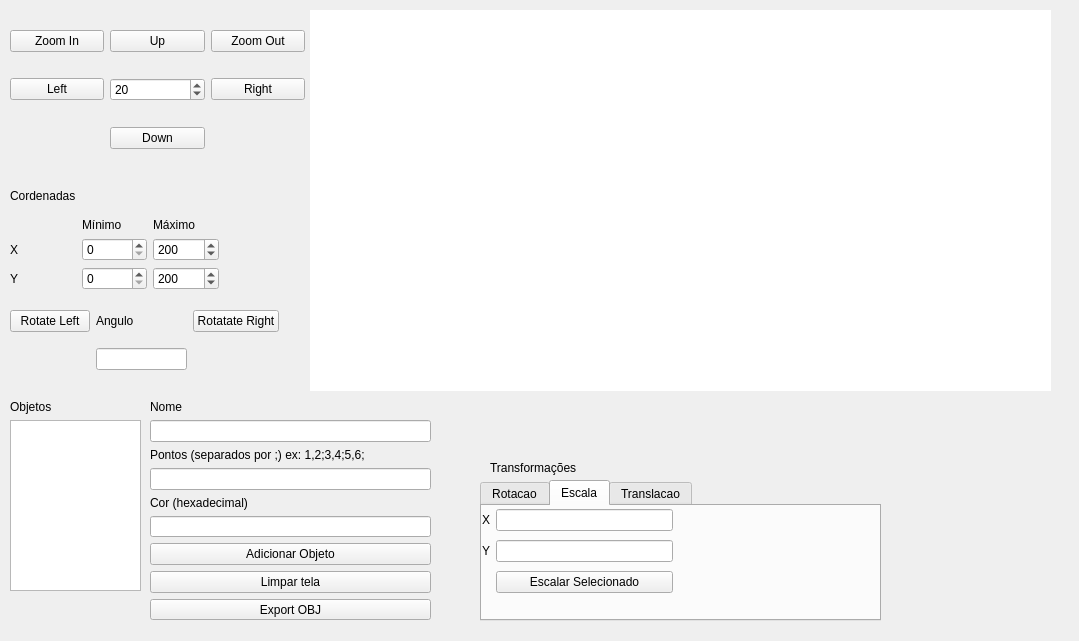
This is src/template.ui in Baldessar/INE5420 as Qt 5 draws it before an edit. The edited form follows.
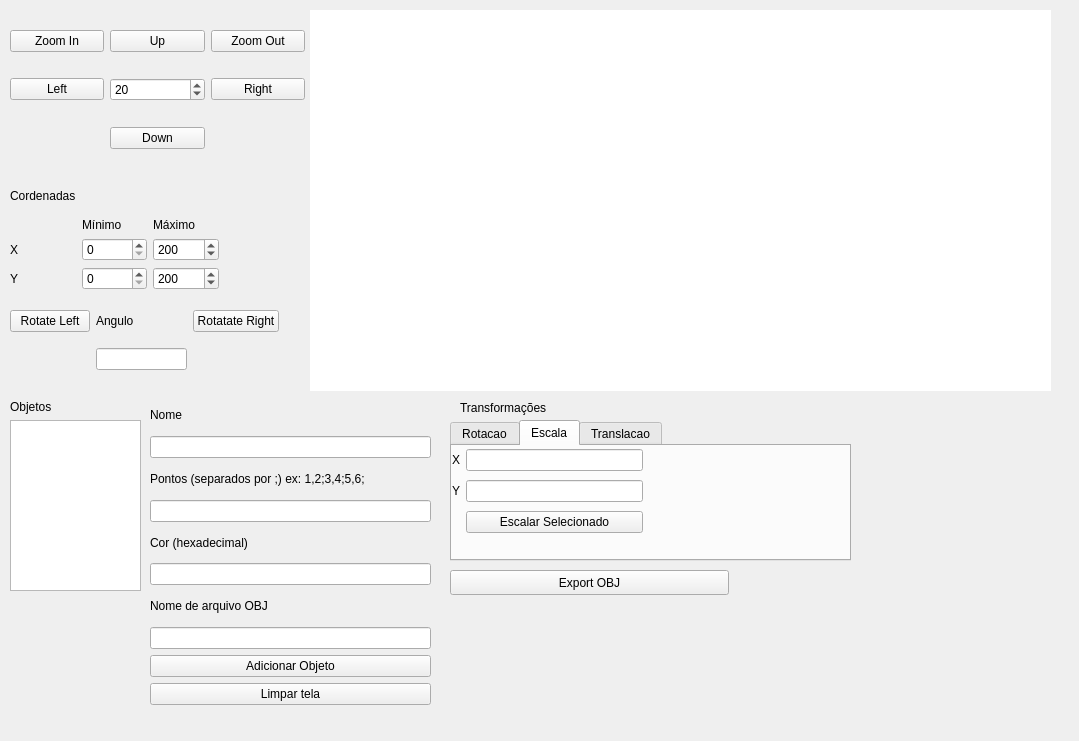
This is the edited form.

```diff
--- a/src/template.ui
+++ b/src/template.ui
@@ -7,7 +7,7 @@
     <x>0</x>
     <y>0</y>
     <width>1079</width>
-    <height>641</height>
+    <height>741</height>
    </rect>
   </property>
   <property name="windowTitle">
@@ -648,7 +648,7 @@
      <x>150</x>
      <y>400</y>
      <width>281</width>
-     <height>220</height>
+     <height>305</height>
     </rect>
    </property>
    <layout class="QVBoxLayout" name="verticalLayout_3">
@@ -682,6 +682,16 @@
     <item>
      <widget class="QLineEdit" name="shapeColorInput"/>
     </item>
+    <item>
+     <widget class="QLabel" name="label_21">
+      <property name="text">
+       <string>Nome de arquivo OBJ</string>
+      </property>
+     </widget>
+    </item>
+    <item>
+     <widget class="QLineEdit" name="shapeOBJInput"/>
+    </item>
     <item>
      <widget class="QPushButton" name="buttonAddShape">
       <property name="text">
@@ -696,28 +706,13 @@
       </property>
      </widget>
     </item>
-    <item>
-        <widget class="QPushButton" name="exportOBJButton">
-            <property name="geometry">
-                <rect>
-                <x>540</x>
-                <y>360</y>
-                <width>93</width>
-                <height>28</height>
-                </rect>
-            </property>
-            <property name="text">
-                <string>Export OBJ</string>
-            </property>
-        </widget>
-    </item>
    </layout>
   </widget>
   <widget class="QTabWidget" name="tabWidget">
    <property name="geometry">
     <rect>
-     <x>480</x>
-     <y>480</y>
+     <x>450</x>
+     <y>420</y>
      <width>401</width>
      <height>141</height>
     </rect>
@@ -887,8 +882,8 @@
   <widget class="QLabel" name="label_17">
    <property name="geometry">
     <rect>
-     <x>490</x>
-     <y>460</y>
+     <x>460</x>
+     <y>400</y>
      <width>101</width>
      <height>16</height>
     </rect>
@@ -933,6 +928,19 @@
     </item>
    </layout>
   </widget>
+  <widget class="QPushButton" name="exportOBJButton">
+   <property name="geometry">
+    <rect>
+     <x>450</x>
+     <y>570</y>
+     <width>279</width>
+     <height>25</height>
+    </rect>
+   </property>
+   <property name="text">
+    <string>Export OBJ</string>
+   </property>
+  </widget>
  </widget>
  <resources/>
  <connections/>
```
